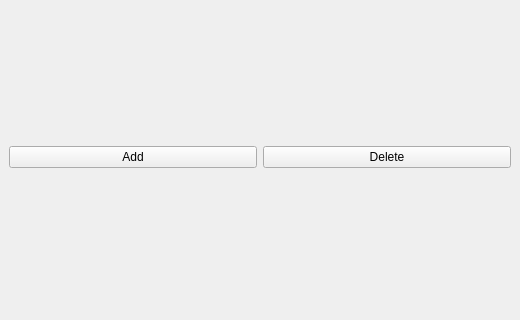
Before: the Qt Designer form BookKeeping/account_manager/account_manager.ui in cowtony/BookKeeping, drawn with Qt 5; both pictures show x 0 to 520 and y 88 to 408 of the 520 by 512 pixel window.
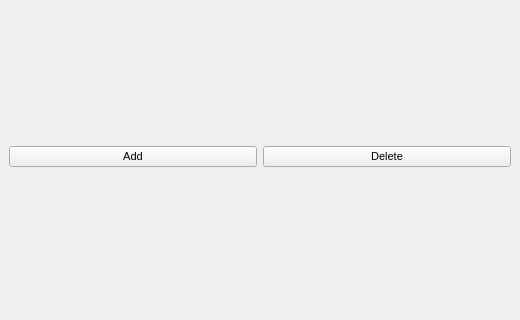
After: the same form once the commit is applied. Icons and pictures are not drawn.

Commit message: CHange to Qt6.4, UI font size change

```diff
--- a/BookKeeping/account_manager/account_manager.ui
+++ b/BookKeeping/account_manager/account_manager.ui
@@ -18,6 +18,11 @@
     <normaloff>:/resource/Transactions.png</normaloff>:/resource/Transactions.png</iconset>
   </property>
   <widget class="QWidget" name="centralwidget">
+   <property name="font">
+    <font>
+     <pointsize>8</pointsize>
+    </font>
+   </property>
    <layout class="QGridLayout" name="gridLayout">
     <item row="1" column="0">
      <layout class="QGridLayout" name="gridLayout_5">
```
The commit also changes 6 other files.
